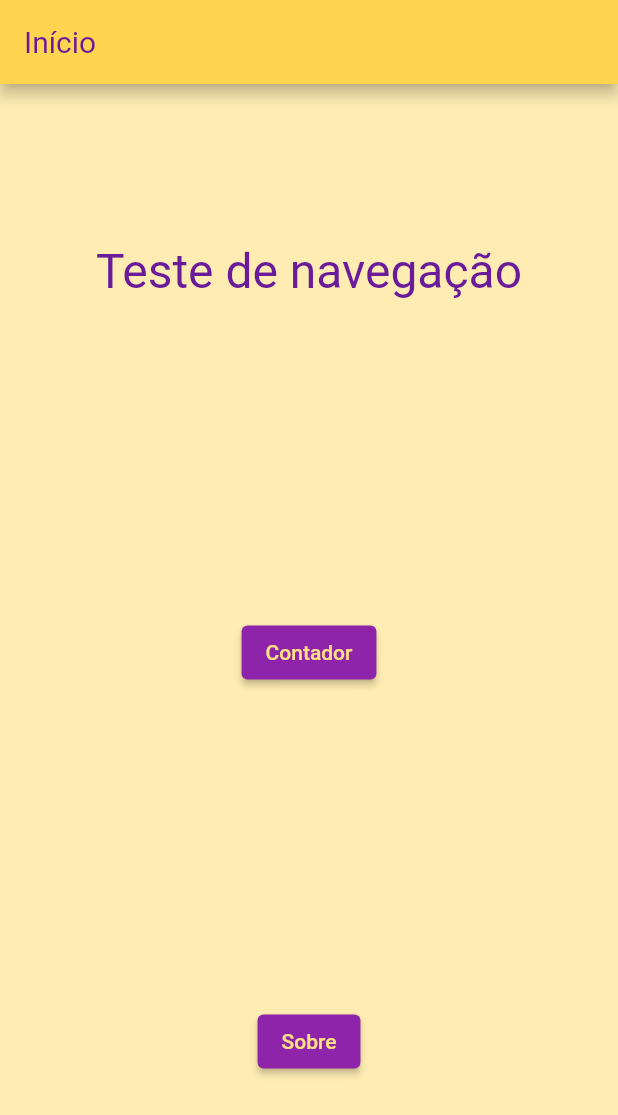
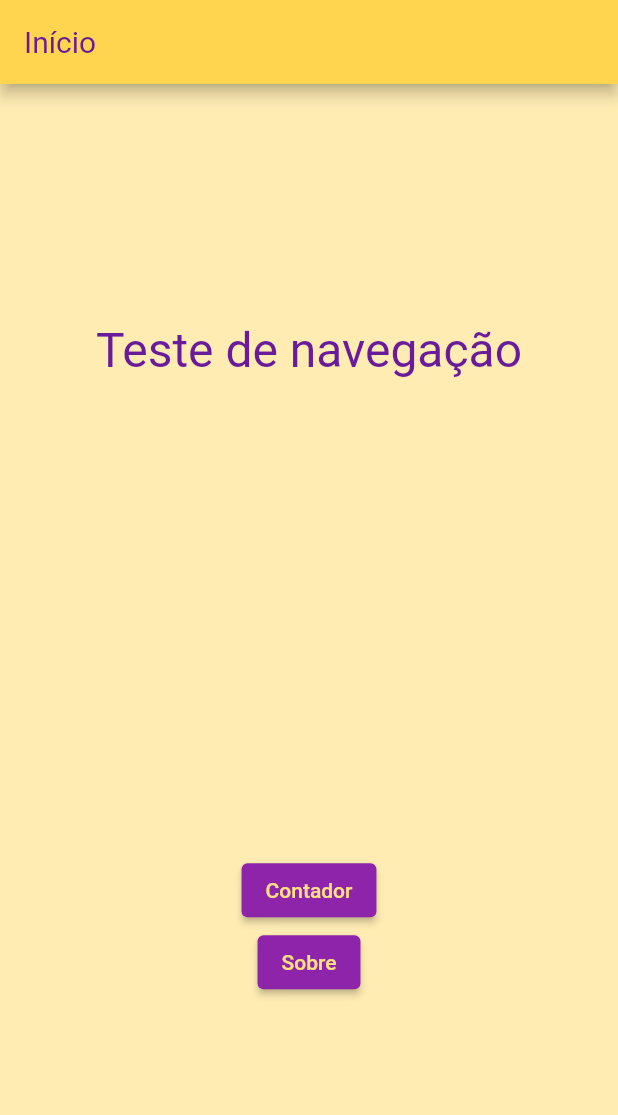
Before and after one commit to MSavioti/Estudo-Navegacao-Flutter, a Flutter app: the screen it shows after launch, on a phone screen of 412 x 824 dp. Shown: the top 1115 px of the screen. Run offline on Flutter 3.47's test engine with Material 2 defaults, Android fonts, the phone set to English and light mode, and no system bars.

Commit message:
melhorando disposição dos botões

```diff
--- a/lib/app/pages/page_home.dart
+++ b/lib/app/pages/page_home.dart
@@ -22,6 +22,30 @@ class HomePage extends StatelessWidget {
                     color: Colors.purple[800],
                   ),
                 ),
+                _ButtonsBox()
+              ],
+            ),
+          ),
+        ),
+        onWillPop: () async {
+          if (Navigator.canPop(context)) return Future.value(true);
+
+          return Future.value(false);
+        });
+  }
+}
+
+class _ButtonsBox extends StatelessWidget {
+  const _ButtonsBox({
+    Key key,
+  }) : super(key: key);
+
+  @override
+  Widget build(BuildContext context) {
+    return SizedBox(
+      child: Column(
+        mainAxisAlignment: MainAxisAlignment.center,
+        children: [
           LabeledRectangularButton(
             label: 'Contador',
             callback: () =>
@@ -37,12 +61,6 @@ class HomePage extends StatelessWidget {
           ),
         ],
       ),
-          ),
-        ),
-        onWillPop: () async {
-          if (Navigator.canPop(context)) return Future.value(true);
-
-          return Future.value(false);
-        });
+    );
   }
 }
```
Lines whose indentation alone changed are shown as unchanged.
